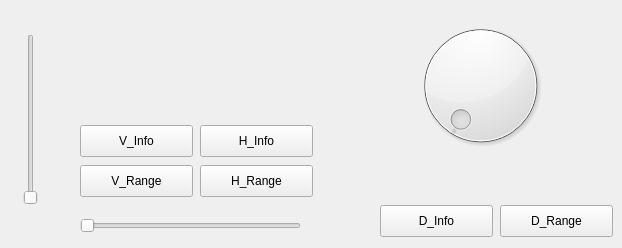
Qt form Python_UI/python_ui2.ui (kybw0123/python) before a commit.
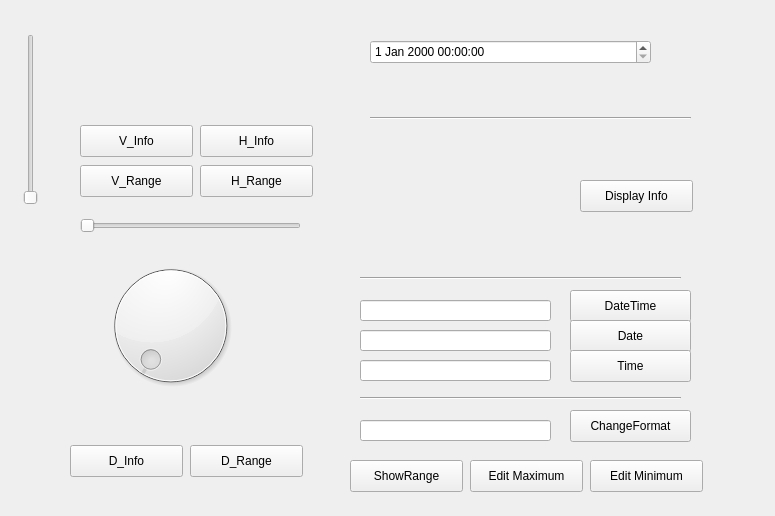
The same form after that commit.

Commit message: 와~ 시간 날짜 바꾸고 나오게 하는건데 도대체 AP 부분에 뭘 넣어야지 인식이 되는건지 몰라서 빼버림.... 빡치네 저기에 뭐가 들어가야 되는거지?

Diff of the .ui file:
```diff
--- a/Python_UI/python_ui2.ui
+++ b/Python_UI/python_ui2.ui
@@ -6,8 +6,8 @@
    <rect>
     <x>0</x>
     <y>0</y>
-    <width>622</width>
-    <height>248</height>
+    <width>775</width>
+    <height>516</height>
    </rect>
   </property>
   <property name="windowTitle">
@@ -120,8 +120,8 @@
   <widget class="QPushButton" name="DInfo_bt">
    <property name="geometry">
     <rect>
-     <x>380</x>
-     <y>205</y>
+     <x>70</x>
+     <y>445</y>
      <width>113</width>
      <height>32</height>
     </rect>
@@ -133,8 +133,8 @@
   <widget class="QPushButton" name="DRange_bt">
    <property name="geometry">
     <rect>
-     <x>500</x>
-     <y>205</y>
+     <x>190</x>
+     <y>445</y>
      <width>113</width>
      <height>32</height>
     </rect>
@@ -146,8 +146,8 @@
   <widget class="QDial" name="dial">
    <property name="geometry">
     <rect>
-     <x>410</x>
-     <y>15</y>
+     <x>100</x>
+     <y>255</y>
      <width>141</width>
      <height>141</height>
     </rect>
@@ -156,8 +156,8 @@
   <widget class="QLabel" name="label3">
    <property name="geometry">
     <rect>
-     <x>390</x>
-     <y>170</y>
+     <x>80</x>
+     <y>410</y>
      <width>201</width>
      <height>21</height>
     </rect>
@@ -166,6 +166,238 @@
     <string/>
    </property>
   </widget>
+  <widget class="Line" name="line">
+   <property name="geometry">
+    <rect>
+     <x>370</x>
+     <y>110</y>
+     <width>321</width>
+     <height>16</height>
+    </rect>
+   </property>
+   <property name="orientation">
+    <enum>Qt::Horizontal</enum>
+   </property>
+  </widget>
+  <widget class="QLabel" name="yyyymmdd24_lb">
+   <property name="geometry">
+    <rect>
+     <x>370</x>
+     <y>150</y>
+     <width>241</width>
+     <height>16</height>
+    </rect>
+   </property>
+   <property name="text">
+    <string/>
+   </property>
+  </widget>
+  <widget class="QLabel" name="yyyymmdd_lb">
+   <property name="geometry">
+    <rect>
+     <x>370</x>
+     <y>190</y>
+     <width>201</width>
+     <height>16</height>
+    </rect>
+   </property>
+   <property name="text">
+    <string/>
+   </property>
+  </widget>
+  <widget class="QLabel" name="time_lb">
+   <property name="geometry">
+    <rect>
+     <x>370</x>
+     <y>230</y>
+     <width>201</width>
+     <height>16</height>
+    </rect>
+   </property>
+   <property name="text">
+    <string/>
+   </property>
+  </widget>
+  <widget class="QPushButton" name="Displayinfo_bt">
+   <property name="geometry">
+    <rect>
+     <x>580</x>
+     <y>180</y>
+     <width>113</width>
+     <height>32</height>
+    </rect>
+   </property>
+   <property name="text">
+    <string>Display Info</string>
+   </property>
+  </widget>
+  <widget class="QLineEdit" name="Datetime_edit">
+   <property name="geometry">
+    <rect>
+     <x>360</x>
+     <y>300</y>
+     <width>191</width>
+     <height>21</height>
+    </rect>
+   </property>
+  </widget>
+  <widget class="Line" name="line_2">
+   <property name="geometry">
+    <rect>
+     <x>360</x>
+     <y>270</y>
+     <width>321</width>
+     <height>16</height>
+    </rect>
+   </property>
+   <property name="orientation">
+    <enum>Qt::Horizontal</enum>
+   </property>
+  </widget>
+  <widget class="QLineEdit" name="Date_edit">
+   <property name="geometry">
+    <rect>
+     <x>360</x>
+     <y>330</y>
+     <width>191</width>
+     <height>21</height>
+    </rect>
+   </property>
+  </widget>
+  <widget class="QLineEdit" name="Time_edit">
+   <property name="geometry">
+    <rect>
+     <x>360</x>
+     <y>360</y>
+     <width>191</width>
+     <height>21</height>
+    </rect>
+   </property>
+  </widget>
+  <widget class="QPushButton" name="DateTime_bt">
+   <property name="geometry">
+    <rect>
+     <x>570</x>
+     <y>290</y>
+     <width>121</width>
+     <height>32</height>
+    </rect>
+   </property>
+   <property name="text">
+    <string>DateTime</string>
+   </property>
+  </widget>
+  <widget class="QPushButton" name="Date_bt">
+   <property name="geometry">
+    <rect>
+     <x>570</x>
+     <y>320</y>
+     <width>121</width>
+     <height>32</height>
+    </rect>
+   </property>
+   <property name="text">
+    <string>Date</string>
+   </property>
+  </widget>
+  <widget class="QPushButton" name="Time_bt">
+   <property name="geometry">
+    <rect>
+     <x>570</x>
+     <y>350</y>
+     <width>121</width>
+     <height>32</height>
+    </rect>
+   </property>
+   <property name="text">
+    <string>Time</string>
+   </property>
+  </widget>
+  <widget class="QPushButton" name="Changeformat_bt">
+   <property name="geometry">
+    <rect>
+     <x>570</x>
+     <y>410</y>
+     <width>121</width>
+     <height>32</height>
+    </rect>
+   </property>
+   <property name="text">
+    <string>ChangeFormat</string>
+   </property>
+  </widget>
+  <widget class="Line" name="line_3">
+   <property name="geometry">
+    <rect>
+     <x>360</x>
+     <y>390</y>
+     <width>321</width>
+     <height>16</height>
+    </rect>
+   </property>
+   <property name="orientation">
+    <enum>Qt::Horizontal</enum>
+   </property>
+  </widget>
+  <widget class="QLineEdit" name="Display_edit">
+   <property name="geometry">
+    <rect>
+     <x>360</x>
+     <y>420</y>
+     <width>191</width>
+     <height>21</height>
+    </rect>
+   </property>
+  </widget>
+  <widget class="QPushButton" name="Showrange_bt">
+   <property name="geometry">
+    <rect>
+     <x>350</x>
+     <y>460</y>
+     <width>113</width>
+     <height>32</height>
+    </rect>
+   </property>
+   <property name="text">
+    <string>ShowRange</string>
+   </property>
+  </widget>
+  <widget class="QPushButton" name="Editmax_bt">
+   <property name="geometry">
+    <rect>
+     <x>470</x>
+     <y>460</y>
+     <width>113</width>
+     <height>32</height>
+    </rect>
+   </property>
+   <property name="text">
+    <string>Edit Maximum</string>
+   </property>
+  </widget>
+  <widget class="QPushButton" name="Editmin_bt">
+   <property name="geometry">
+    <rect>
+     <x>590</x>
+     <y>460</y>
+     <width>113</width>
+     <height>32</height>
+    </rect>
+   </property>
+   <property name="text">
+    <string>Edit Minimum</string>
+   </property>
+  </widget>
+  <widget class="QDateTimeEdit" name="dateTimeEdit">
+   <property name="geometry">
+    <rect>
+     <x>370</x>
+     <y>40</y>
+     <width>281</width>
+     <height>24</height>
+    </rect>
+   </property>
+  </widget>
  </widget>
  <resources/>
  <connections/>
```
The commit also changes 1 other file.
